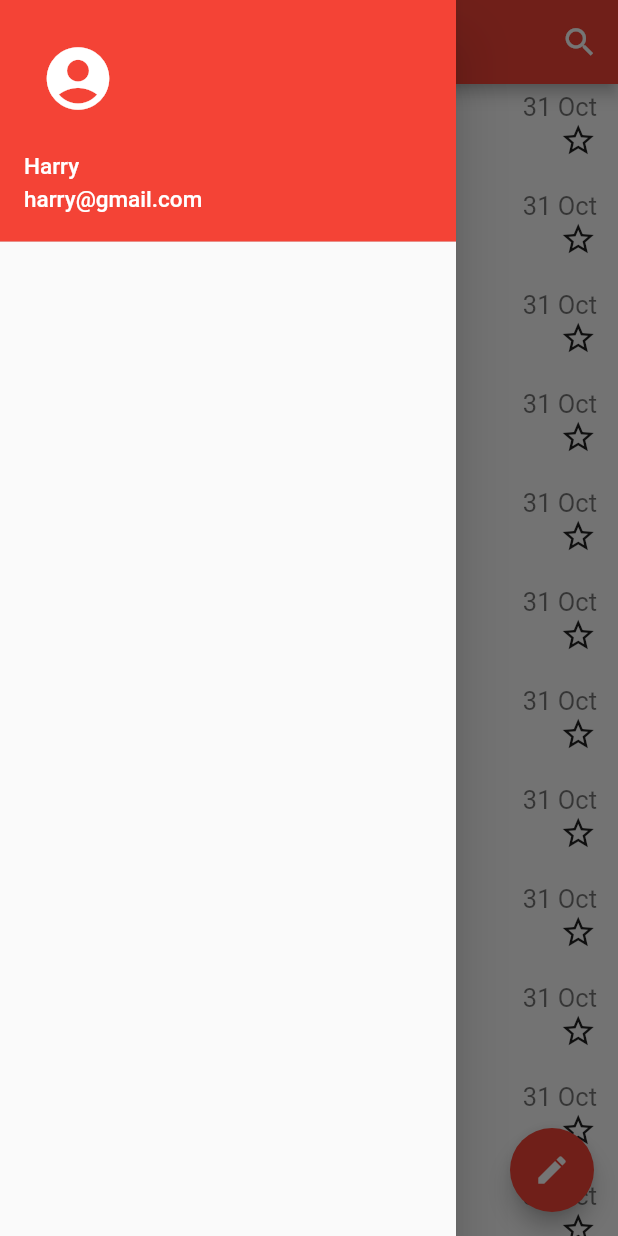
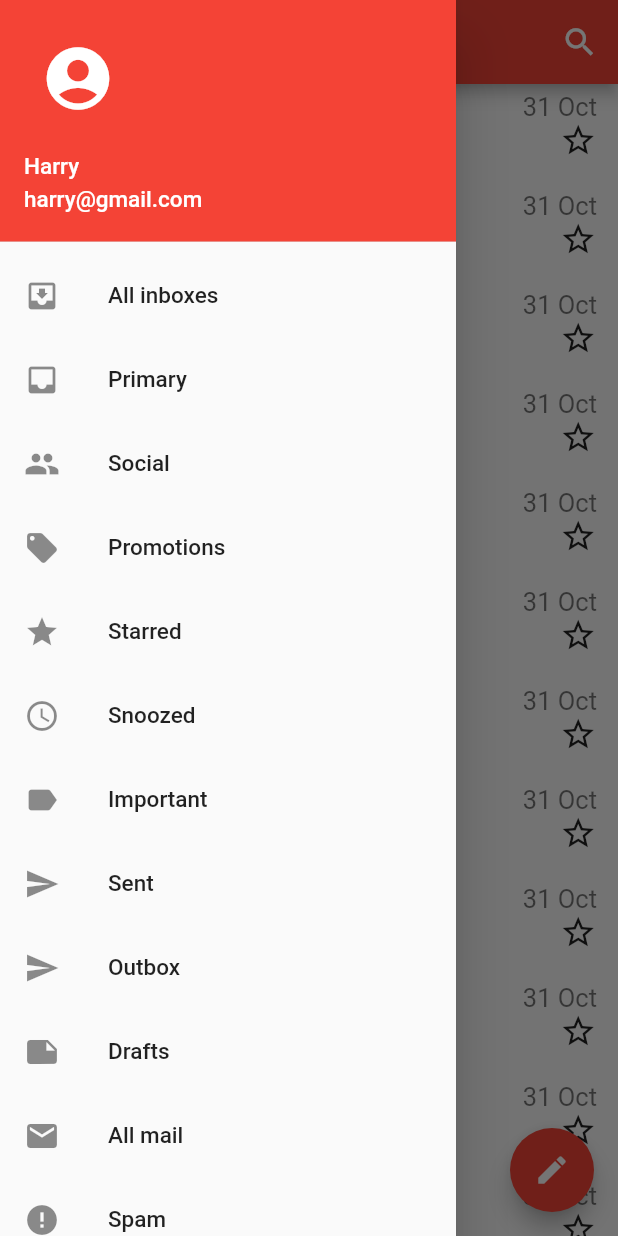
Before and after one commit to amy6/gmail_clone, a Flutter app: the screen it shows after launch, with the side drawer open, on a phone screen of 412 x 824 dp. Run offline on Flutter 3.47's test engine with Material 2 defaults, Android fonts, the phone set to English and light mode, and no system bars.

Commit message:
add action list items to nav drawer

```diff
--- a/lib/main.dart
+++ b/lib/main.dart
@@ -18,14 +18,23 @@ class MyApp extends StatelessWidget {
   }
 }
 
-class MyHomePage extends StatelessWidget {
+class MyHomePage extends StatefulWidget {
+  @override
+  _MyHomePageState createState() => _MyHomePageState();
+}
+
+class _MyHomePageState extends State<MyHomePage> {
+
+  var titleBarContent = "Primary";
+
   @override
   Widget build(BuildContext context) {
+
     return Scaffold(
       drawer: getMailDrawer(),
       appBar: AppBar(
         title: Text(
-          "Primary",
+          titleBarContent,
           style: TextStyle(
               fontWeight: FontWeight.w400, color: Colors.white, fontSize: 20.0),
         ),
@@ -126,7 +135,6 @@ class MyHomePage extends StatelessWidget {
   }
 
   Drawer getMailDrawer() {
-
     Text name = new Text(
       "Harry",
       style: TextStyle(fontWeight: FontWeight.w500, fontSize: 15.0),
@@ -136,6 +144,46 @@ class MyHomePage extends StatelessWidget {
       "harry@gmail.com",
       style: TextStyle(fontWeight: FontWeight.w500, fontSize: 15.0),
     );
+
+    var drawerIcons = [
+      Icon(Icons.move_to_inbox),
+      Icon(Icons.inbox),
+      Icon(Icons.people),
+      Icon(Icons.local_offer),
+      Icon(Icons.star),
+      Icon(Icons.access_time),
+      Icon(Icons.label),
+      Icon(Icons.send),
+      Icon(Icons.send),
+      Icon(Icons.note),
+      Icon(Icons.mail),
+      Icon(Icons.error),
+      Icon(Icons.delete),
+      Icon(Icons.label),
+      Icon(Icons.label),
+      Icon(Icons.settings),
+      Icon(Icons.help),
+    ];
+
+    var drawerText = [
+      "All inboxes",
+      "Primary",
+      "Social",
+      "Promotions",
+      "Starred",
+      "Snoozed",
+      "Important",
+      "Sent",
+      "Outbox",
+      "Drafts",
+      "All mail",
+      "Spam",
+      "Bin",
+      "[Imap]/Sent",
+      "[Imap]/Trash",
+      "Settings",
+      "Help & feedback"
+    ];
 
     return Drawer(
       child: Column(
@@ -148,7 +196,27 @@ class MyHomePage extends StatelessWidget {
               Icons.account_circle,
               size: 50.0,
               color: Colors.white,
-          ),)
+            ),
+          ),
+          Expanded(
+            flex: 2,
+            child: ListView.builder(
+                itemCount: drawerText.length,
+                padding: EdgeInsets.only(top:0.0),
+                itemBuilder: (context, position) {
+                  return ListTile(
+                    leading: drawerIcons[position],
+                    title: Text(drawerText[position],
+                        style: TextStyle(fontSize: 15.0)),
+                    onTap: () {
+                      this.setState(() {
+                        titleBarContent = drawerText[position];
+                      });
+                      Navigator.pop(context);
+                    },
+                  );
+                }),
+          )
         ],
       ),
     );
```
Lines whose indentation alone changed are shown as unchanged.
